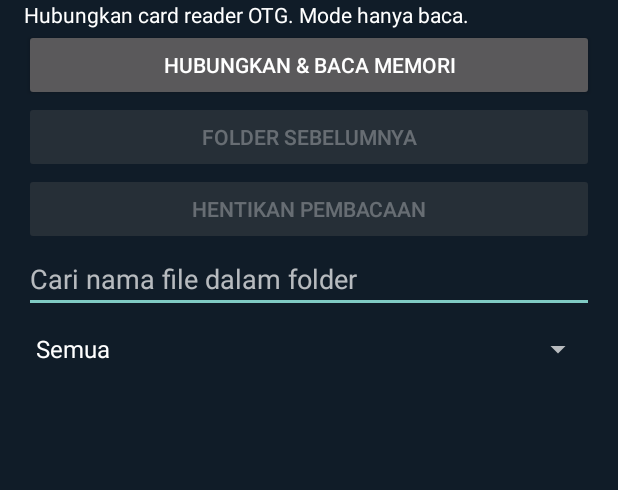
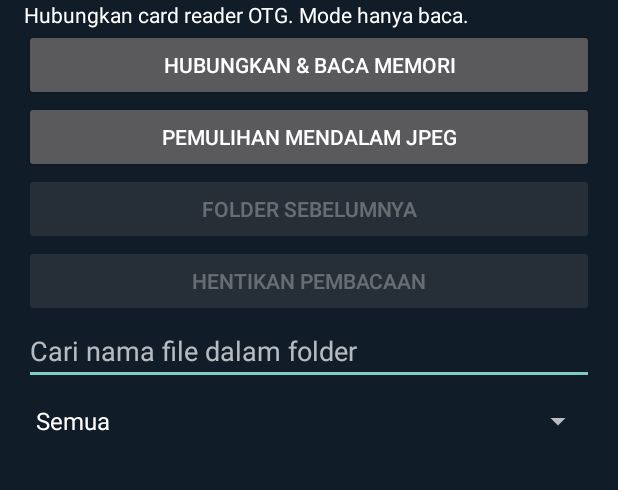
Before and after one commit to stdcrypto-boop/IING-STD-Memory-Reader, an Android app: the screen it shows after launch (MainActivity), on a phone screen of 412 x 824 dp, the part 115-605 px from its top. Run offline under Robolectric (Android 15) with nearby library versions, the phone set to English and light mode, and no system bars.

Commit message:
Connect deep JPEG recovery to UI with progress and internal Downloads export

```diff
--- a/app/src/main/java/id/std/memoryreader/MainActivity.java
+++ b/app/src/main/java/id/std/memoryreader/MainActivity.java
@@ -1,7 +1,7 @@
 package id.std.memoryreader;
 import android.app.*;import android.os.*;import android.hardware.usb.*;import android.content.*;import android.widget.*;import android.view.*;import java.io.*;import java.util.*;
 public class MainActivity extends Activity {
- TextView status; UsbManager manager; LinearLayout rows; Button scan,back,cancel; EditText search; Spinner category; ArrayList<FatFiles.Entry> current=new ArrayList<>(); ProgressBar progress; UsbDevice device; UsbInterface iface; UsbDisk disk; FatFiles files; final ArrayDeque<Long> history=new ArrayDeque<>(); long folder=0; boolean busy=false; volatile boolean closed=false; Thread worker;
+ TextView status; UsbManager manager; LinearLayout rows; Button scan,back,cancel,recover; EditText search; Spinner category; ArrayList<FatFiles.Entry> current=new ArrayList<>(); ProgressBar progress; UsbDevice device; UsbInterface iface; UsbDisk disk; FatFiles files; final ArrayDeque<Long> history=new ArrayDeque<>(); long folder=0; boolean busy=false; volatile boolean closed=false; Thread worker;
  final String action="id.std.memoryreader.USB_PERMISSION";
  final BroadcastReceiver receiver=new BroadcastReceiver(){public void onReceive(Context c,Intent i){if(action.equals(i.getAction())&&!busy&&device!=null){if(manager.hasPermission(device))open();else status.setText("Izin USB ditolak");}}};
  public void onCreate(Bundle b){super.onCreate(b);manager=(UsbManager)getSystemService(USB_SERVICE);if(Build.VERSION.SDK_INT>=33)registerReceiver(receiver,new IntentFilter(action),Context.RECEIVER_NOT_EXPORTED);else registerReceiver(receiver,new IntentFilter(action));
@@ -9,13 +9,16 @@ public class MainActivity extends Activity {
  TextView title=new TextView(this);title.setText("IING STD Memory Reader");title.setTextColor(0xff65e4ce);title.setTextSize(25);l.addView(title);
  status=new TextView(this);status.setTextColor(-1);status.setText("Hubungkan card reader OTG. Mode hanya baca.");l.addView(status);
  scan=new Button(this);scan.setText("Hubungkan & baca memori");l.addView(scan);scan.setOnClickListener(v->connect());
- back=new Button(this);back.setText("Folder sebelumnya");l.addView(back);back.setEnabled(false);back.setOnClickListener(v->{if(!history.isEmpty()){folder=history.pop();browse();}});
+ recover=new Button(this);recover.setText("Pemulihan mendalam JPEG");l.addView(recover);recover.setOnClickListener(v->confirmRecovery());back=new Button(this);back.setText("Folder sebelumnya");l.addView(back);back.setEnabled(false);back.setOnClickListener(v->{if(!history.isEmpty()){folder=history.pop();browse();}});
  cancel=new Button(this);cancel.setText("Hentikan pembacaan");cancel.setEnabled(false);l.addView(cancel);cancel.setOnClickListener(v->{if(worker!=null)worker.interrupt();});search=new EditText(this);search.setHint("Cari nama file dalam folder");l.addView(search);category=new Spinner(this);category.setAdapter(new ArrayAdapter<String>(this,android.R.layout.simple_spinner_dropdown_item,new String[]{"Semua","Foto","Video","Musik","Dokumen"}));l.addView(category);search.addTextChangedListener(new android.text.TextWatcher(){public void beforeTextChanged(CharSequence s,int a,int c,int f){}public void onTextChanged(CharSequence s,int a,int b,int c){if(!busy)render();}public void afterTextChanged(android.text.Editable e){}});category.setOnItemSelectedListener(new android.widget.AdapterView.OnItemSelectedListener(){public void onItemSelected(android.widget.AdapterView<?> p,View v,int i,long id){if(!busy)render();}public void onNothingSelected(android.widget.AdapterView<?> p){}});progress=new ProgressBar(this);progress.setVisibility(View.GONE);l.addView(progress);ScrollView scroll=new ScrollView(this);rows=new LinearLayout(this);rows.setOrientation(1);scroll.addView(rows);l.addView(scroll,new LinearLayout.LayoutParams(-1,0,1));setContentView(l);}
+ void confirmRecovery(){if(busy)return;if(Build.VERSION.SDK_INT<29){status.setText("Pemulihan mendalam membutuhkan Android 10+");return;}if(device==null||iface==null||!manager.hasPermission(device)){status.setText("Hubungkan dan izinkan card reader terlebih dahulu");return;}new AlertDialog.Builder(this).setTitle("Pemulihan JPEG").setMessage("Pindai seluruh kartu hanya baca. Foto yang ditemukan disimpan ke Download. Jika kartu sering terputus atau rusak fisik, jangan lanjutkan.").setPositiveButton("Mulai",(d,w)->deepRecovery()).setNegativeButton("Batal",null).show();}
+ void deepRecovery(){current.clear();rows.removeAllViews();history.clear();folder=0;task(()->{if(disk!=null)disk.close();disk=null;files=null;disk=new UsbDisk(manager,device,iface);final int[] found={0};final int[] last={-1};runOnUiThread(()->{if(!closed){progress.setIndeterminate(false);progress.setMax(100);progress.setProgress(0);}});JpegRecovery.scan(disk,0,disk.blockCount(),new JpegRecovery.Sink(){public void found(long offset,byte[] jpeg)throws IOException{saveRecovered(offset,jpeg);found[0]++;}public void progress(long done,long total){int p=(int)(done*100/total);if(p!=last[0]){last[0]=p;int n=found[0];runOnUiThread(()->{if(!closed){progress.setProgress(p);status.setText("Pemindaian "+p+"% | Foto tersimpan: "+n);}});}}});int n=found[0];runOnUiThread(()->{if(!closed)status.setText("Selesai. "+n+" kandidat foto tersimpan di Download.");});});}
+ void saveRecovered(long offset,byte[] jpeg)throws IOException{android.content.ContentValues cv=new android.content.ContentValues();cv.put(android.provider.MediaStore.MediaColumns.DISPLAY_NAME,"recovered_"+offset+".jpg");cv.put(android.provider.MediaStore.MediaColumns.MIME_TYPE,"image/jpeg");cv.put(android.provider.MediaStore.MediaColumns.RELATIVE_PATH,"Download/IING STD Memory Reader");cv.put(android.provider.MediaStore.MediaColumns.IS_PENDING,1);android.net.Uri uri=getContentResolver().insert(android.provider.MediaStore.Downloads.getContentUri(android.provider.MediaStore.VOLUME_EXTERNAL_PRIMARY),cv);if(uri==null)throw new IOException("Destination unavailable");boolean ok=false;try{try(OutputStream out=getContentResolver().openOutputStream(uri)){if(out==null)throw new IOException("Destination unavailable");out.write(jpeg);}cv.clear();cv.put(android.provider.MediaStore.MediaColumns.IS_PENDING,0);if(getContentResolver().update(uri,cv,null,null)!=1)throw new IOException("Cannot publish file");ok=true;}finally{if(!ok)getContentResolver().delete(uri,null,null);}}
  void connect(){if(busy)return;device=null;iface=null;int n=0;for(UsbDevice d:manager.getDeviceList().values())for(int i=0;i<d.getInterfaceCount();i++){UsbInterface f=d.getInterface(i);if(f.getInterfaceClass()==8&&f.getInterfaceSubclass()==6&&f.getInterfaceProtocol()==80){device=d;iface=f;n++;}}
  if(n!=1){status.setText(n==0?"Card reader SCSI BOT belum terdeteksi":"Hubungkan satu card reader saja");return;}
  if(manager.hasPermission(device))open();else manager.requestPermission(device,PendingIntent.getBroadcast(this,0,new Intent(action).setPackage(getPackageName()),PendingIntent.FLAG_IMMUTABLE));}
  interface Work{void run()throws Exception;}
- void task(Work work){if(busy||closed)return;busy=true;cancel.setEnabled(true);search.setEnabled(false);category.setEnabled(false);scan.setEnabled(false);back.setEnabled(false);rows.setEnabled(false);for(int i=0;i<rows.getChildCount();i++)rows.getChildAt(i).setEnabled(false);progress.setVisibility(View.VISIBLE);worker=new Thread(()->{try{work.run();}catch(Exception e){runOnUiThread(()->{if(!closed)status.setText("Gagal: "+e.getMessage());});}finally{if(closed&&disk!=null)disk.close();runOnUiThread(()->{if(closed)return;busy=false;cancel.setEnabled(false);search.setEnabled(true);category.setEnabled(true);scan.setEnabled(true);back.setEnabled(!history.isEmpty());for(int i=0;i<rows.getChildCount();i++)rows.getChildAt(i).setEnabled(true);progress.setVisibility(View.GONE);});}});worker.start();}
+ void task(Work work){if(busy||closed)return;busy=true;recover.setEnabled(false);cancel.setEnabled(true);search.setEnabled(false);category.setEnabled(false);scan.setEnabled(false);back.setEnabled(false);rows.setEnabled(false);for(int i=0;i<rows.getChildCount();i++)rows.getChildAt(i).setEnabled(false);progress.setVisibility(View.VISIBLE);worker=new Thread(()->{try{work.run();}catch(Exception e){runOnUiThread(()->{if(!closed)status.setText("Gagal: "+e.getMessage());});}finally{if(closed&&disk!=null)disk.close();runOnUiThread(()->{if(closed)return;progress.setIndeterminate(true);busy=false;recover.setEnabled(true);cancel.setEnabled(false);search.setEnabled(true);category.setEnabled(true);scan.setEnabled(true);back.setEnabled(!history.isEmpty());for(int i=0;i<rows.getChildCount();i++)rows.getChildAt(i).setEnabled(true);progress.setVisibility(View.GONE);});}});worker.start();}
  void open(){rows.removeAllViews();current.clear();history.clear();folder=0;task(()->{if(disk!=null)disk.close();disk=null;files=null;disk=new UsbDisk(manager,device,iface);files=new FatFiles(FatVolume.discover(disk));load();});}
  void browse(){task(()->load());}
  void load()throws IOException{ArrayList<FatFiles.Entry> list=new ArrayList<>();files.list(folder,e->{if(list.size()>=5000)throw new IOException("Folder terlalu besar");list.add(e);});runOnUiThread(()->{if(closed)return;current=list;render();});} void render(){if(rows==null||files==null)return;rows.removeAllViews();status.setText((files.v.fat32?"FAT32":"FAT16")+" | "+current.size()+" item");for(FatFiles.Entry e:current){String n=e.name.toLowerCase(Locale.ROOT);if(!e.directory&&(!n.contains(search.getText().toString().toLowerCase(Locale.ROOT))||(category.getSelectedItemPosition()!=0&&kind(n)!=category.getSelectedItemPosition())))continue;Button b=new Button(this);b.setAllCaps(false);b.setText((e.directory?"📁 ":"")+e.name+(e.directory?"":" • "+e.size+" B"));rows.addView(b);b.setOnClickListener(v->{if(busy)return;if(e.directory){history.push(folder);folder=e.cluster;browse();}else new AlertDialog.Builder(this).setTitle(e.name).setMessage("Salin ke folder Download di HP?").setPositiveButton("Salin",(d,w)->export(e)).setNeutralButton("Preview",(d,w)->preview(e)).setNegativeButton("Batal",null).show();});}}
```
